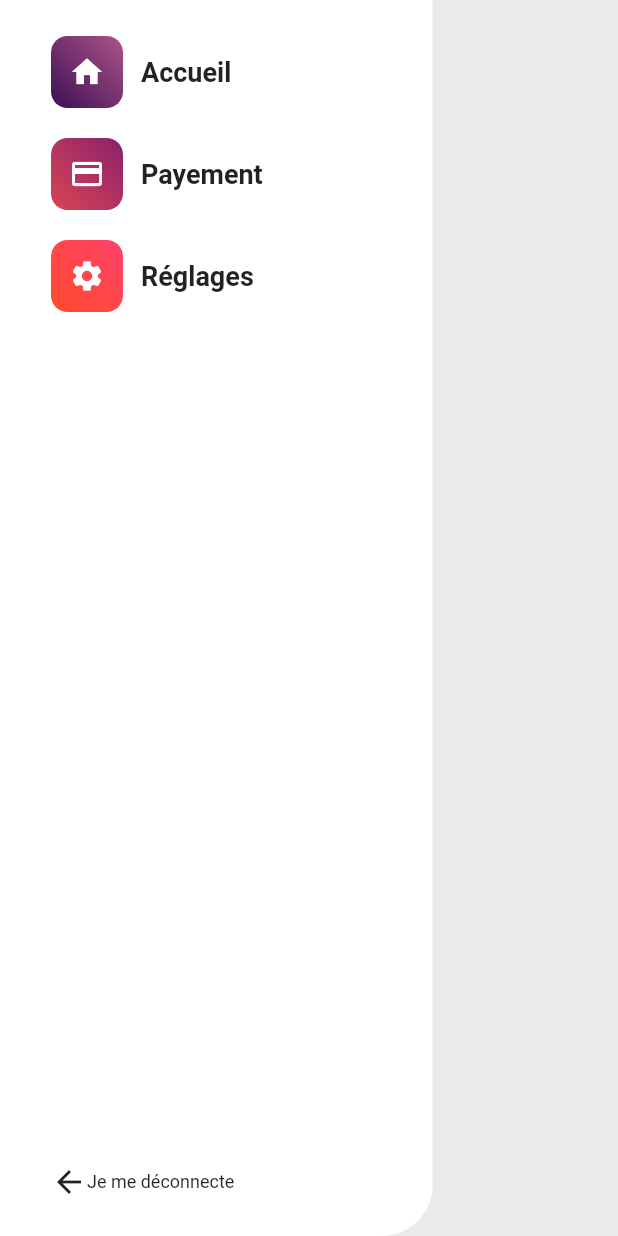
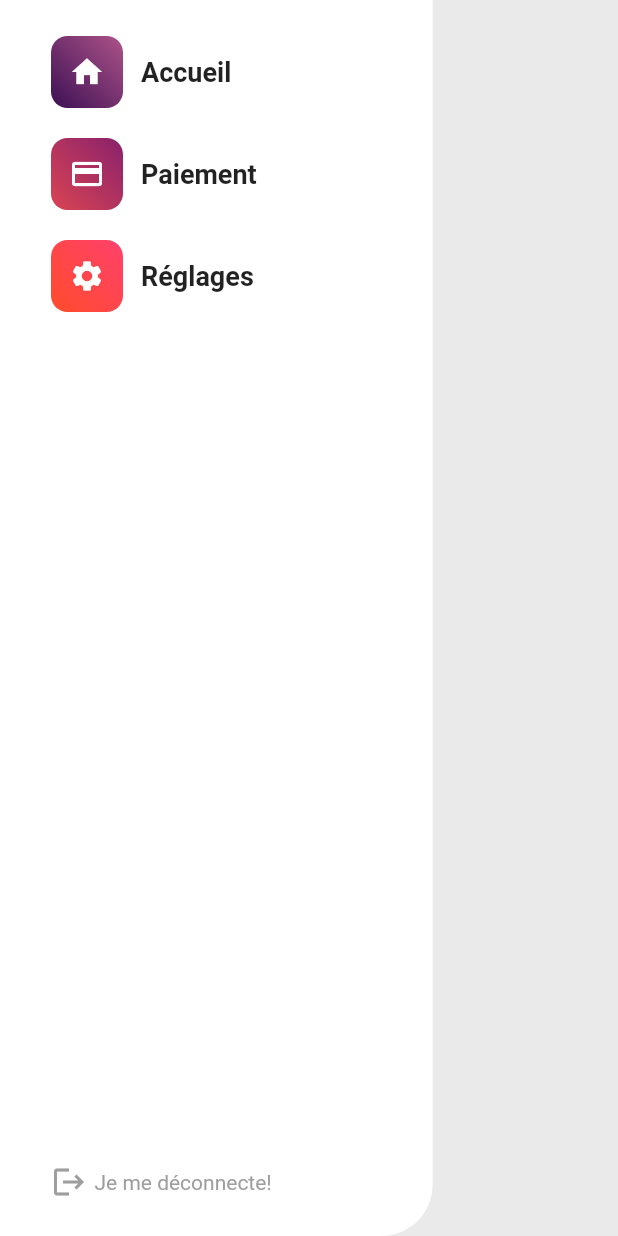
Before and after one commit to trans-dam/hepl_dam_movies, a Flutter app: the screen it shows after launch, on a phone screen of 412 x 824 dp. Run offline on Flutter 3.47's test engine with Material 2 defaults, Android fonts, the phone set to English and light mode, and no system bars.

Commit message:
:sparkles: Introducing sidebar

```diff
--- a/lib/main.dart
+++ b/lib/main.dart
@@ -1,5 +1,5 @@
 import 'package:flutter/material.dart';
-import 'package:movies_2021_2022/constants.dart';
+import 'package:movies_2021_2022/styles/constants.dart';
 import 'package:movies_2021_2022/screens/sidebar.dart';
 
 void main() {
--- /dev/null
+++ b/lib/models/data_item.dart
@@ -0,0 +1,37 @@
+import 'package:flutter/material.dart';
+import 'package:movies_2021_2022/styles/constants.dart';
+
+class MenuItemData {
+  final String _name;
+  final Icon _icon;
+  final LinearGradient _gradient;
+
+  MenuItemData(this._name, this._icon, this._gradient);
+
+  LinearGradient get gradient => _gradient;
+
+  Icon get icon => _icon;
+
+  String get name => _name;
+}
+
+List<MenuItemData> menuItemsData = [
+  MenuItemData(
+      "Accueil",
+      const Icon(
+        Icons.home,
+      ),
+      homeGradientButton),
+  MenuItemData(
+      "Paiement",
+      const Icon(
+        Icons.credit_card,
+      ),
+      paymentGradientButton),
+  MenuItemData(
+      "Réglages",
+      const Icon(
+        Icons.settings,
+      ),
+      settingsGradientButton),
+];
--- a/lib/models/menu_items.dart
+++ /dev/null
@@ -1,39 +0,0 @@
-import 'package:flutter/material.dart';
-
-import '../constants.dart';
-
-class MenuItemData {
-  final String _itemName;
-  final LinearGradient _itemGradient;
-  final Icon _itemIcon;
-
-  MenuItemData(this._itemName, this._itemGradient, this._itemIcon);
-
-  Icon get itemIcon => _itemIcon;
-
-  LinearGradient get itemGradient => _itemGradient;
-
-  String get itemName => _itemName;
-}
-
-var MenuItemsData = [
-  MenuItemData(
-    "Accueil",
-    homeGradientButton,
-    const Icon(Icons.home),
-  ),
-  MenuItemData(
-    "Payement",
-    paymentGradientButton,
-    const Icon(
-      Icons.credit_card,
-    ),
-  ),
-  MenuItemData(
-    "Réglages",
-    settingsGradientButton,
-    const Icon(
-      Icons.settings,
-    ),
-  )
-];
--- a/lib/partials/menu_item.dart
+++ b/lib/partials/menu_item.dart
@@ -1,7 +1,6 @@
 import 'package:flutter/material.dart';
-import 'package:movies_2021_2022/models/menu_items.dart';
-
-import '../constants.dart';
+import 'package:movies_2021_2022/styles/constants.dart';
+import 'package:movies_2021_2022/models/data_item.dart';
 
 class MenuItem extends StatelessWidget {
   final MenuItemData _menuItemData;
@@ -17,13 +16,13 @@ class MenuItem extends StatelessWidget {
             Container(
               decoration: BoxDecoration(
                 borderRadius: BorderRadius.all(Radius.circular(11)),
-                gradient: _menuItemData.itemGradient,
+                gradient: _menuItemData.gradient,
               ),
               child: IconButton(
-                icon: _menuItemData.itemIcon,
+                icon: _menuItemData.icon,
                 color: Colors.white,
                 onPressed: () {
-                  print(_menuItemData.itemName);
+                  print(_menuItemData.name);
                 },
               ),
             ),
@@ -31,14 +30,14 @@ class MenuItem extends StatelessWidget {
               width: 12,
             ),
             Text(
-              _menuItemData.itemName,
+              _menuItemData.name,
               style: fontStyleMenuItem,
             ),
           ],
         ),
         SizedBox(
           height: 20,
-        ),
+        )
       ],
     );
   }
--- a/lib/screens/sidebar.dart
+++ b/lib/screens/sidebar.dart
@@ -1,8 +1,8 @@
 import 'package:flutter/material.dart';
 import 'package:movies_2021_2022/Partials/menu_item.dart';
-import 'package:movies_2021_2022/models/menu_items.dart';
+import 'package:movies_2021_2022/models/data_item.dart';
 
-import '../constants.dart';
+import '../styles/constants.dart';
 import 'home_screen.dart';
 
 class SidebarScreen extends StatefulWidget {
@@ -27,28 +27,20 @@ class _SidebarScreenState extends State<SidebarScreen> {
           child: Column(
             crossAxisAlignment: CrossAxisAlignment.start,
             children: [
-              GestureDetector(
-                child: MenuItem(MenuItemsData[0]),
-                onTap: () {
-                  Navigator.push(
-                    context,
-                    MaterialPageRoute(
-                      builder: (context) => HomeScreen(),
-                    ),
-                  );
-                },
-              ),
-              MenuItem(MenuItemsData[1]),
-              MenuItem(MenuItemsData[2]),
+              MenuItem(menuItemsData[0]),
+              MenuItem(menuItemsData[1]),
+              MenuItem(menuItemsData[2]),
               Spacer(),
               Row(
                 children: const [
                   Icon(
-                    Icons.arrow_back,
+                    Icons.logout,
+                    color: Colors.grey,
                   ),
+                  SizedBox(width: 5),
                   Text(
-                    "Je me déconnecte",
-                    style: TextStyle(fontSize: 12),
+                    "Je me déconnecte!",
+                    style: fontStyleLegend,
                   ),
                 ],
               )
--- a/lib/constants.dart
+++ b/lib/styles/constants.dart
@@ -2,6 +2,7 @@ import 'package:flutter/material.dart';
 
 const mainBackgroundColor = const Color(0xFFeaeaea);
 const fontStyleMenuItem = TextStyle(fontWeight: FontWeight.w600, fontSize: 18);
+const fontStyleLegend = TextStyle(fontSize: 14, color: Colors.grey);
 const homeGradientButton = LinearGradient(
   begin: Alignment.topRight,
   end: Alignment.bottomLeft,
```
